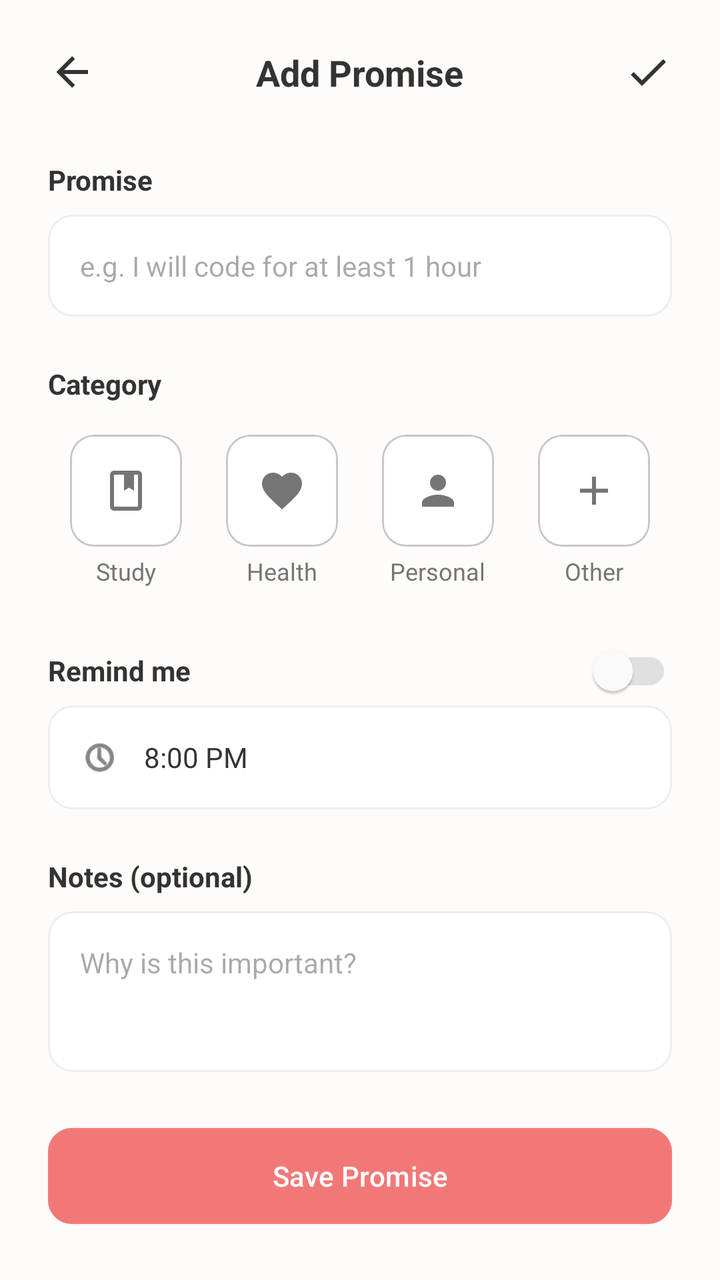
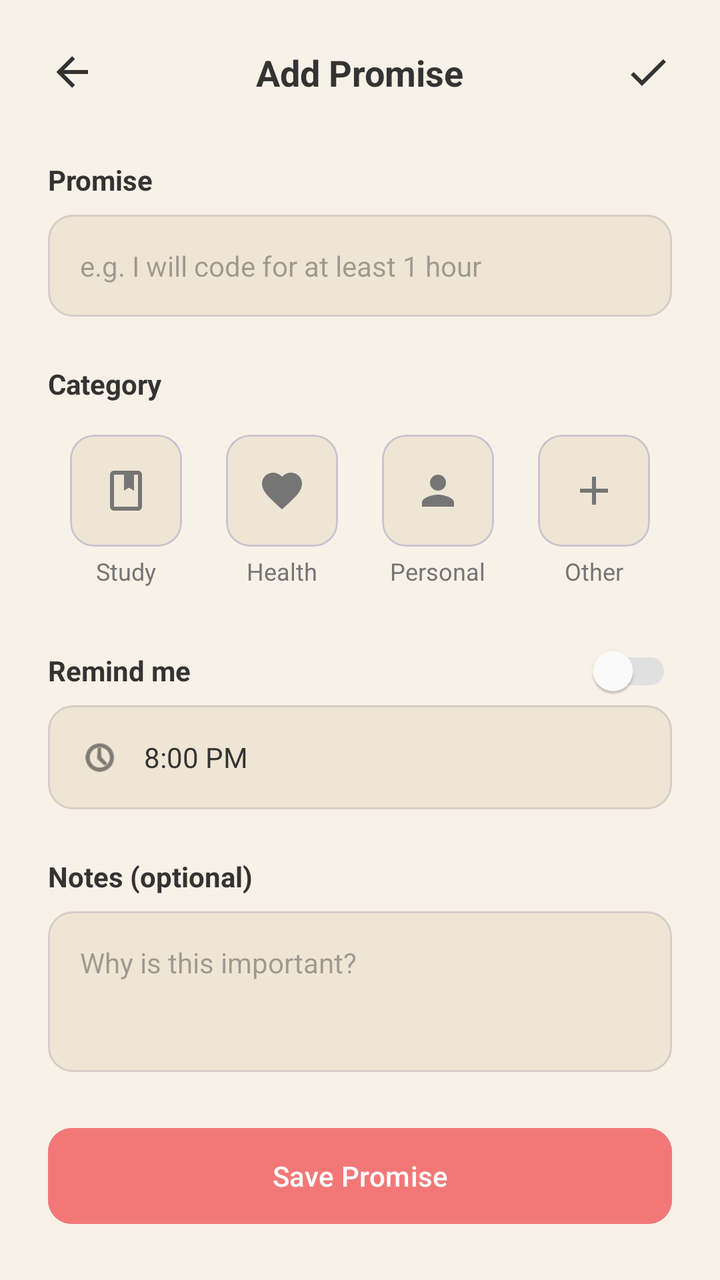

Before-and-after screenshots of an Android layout around one commit, followed by the original layout XML and the change that was made.
<!-- AndroidManifest.xml: application theme Theme.PromiseKeeper -->
<!-- res/layout/fragment_add_promise.xml -->
<?xml version="1.0" encoding="utf-8"?>
<androidx.constraintlayout.widget.ConstraintLayout xmlns:android="http://schemas.android.com/apk/res/android"
    xmlns:app="http://schemas.android.com/apk/res-auto"
    xmlns:tools="http://schemas.android.com/tools"
    android:layout_width="match_parent"
    android:layout_height="match_parent"
    android:background="@color/bg_soft"
    android:padding="24dp"
    android:clickable="true"
    android:focusable="true">

    <ImageView
        android:id="@+id/btnBack"
        android:layout_width="24dp"
        android:layout_height="24dp"
        android:src="@drawable/ic_back_arrow"
        app:layout_constraintStart_toStartOf="parent"
        app:layout_constraintTop_toTopOf="parent"
        app:tint="@color/text_dark"
        android:contentDescription="@string/menu_desc" />

    <TextView
        android:id="@+id/tvTitle"
        android:layout_width="wrap_content"
        android:layout_height="wrap_content"
        android:text="Add Promise"
        android:textColor="@color/text_dark"
        android:textSize="18sp"
        android:textStyle="bold"
        app:layout_constraintBottom_toBottomOf="@id/btnBack"
        app:layout_constraintEnd_toEndOf="parent"
        app:layout_constraintStart_toStartOf="parent"
        app:layout_constraintTop_toTopOf="@id/btnBack" />

    <ImageView
        android:id="@+id/btnDone"
        android:layout_width="24dp"
        android:layout_height="24dp"
        android:src="@drawable/ic_check"
        app:layout_constraintEnd_toEndOf="parent"
        app:layout_constraintTop_toTopOf="parent"
        app:tint="@color/text_dark"
        android:contentDescription="@string/menu_desc" />

    <TextView
        android:id="@+id/labelPromise"
        android:layout_width="wrap_content"
        android:layout_height="wrap_content"
        android:layout_marginTop="32dp"
        android:text="Promise"
        android:textColor="@color/text_dark"
        android:textStyle="bold"
        app:layout_constraintStart_toStartOf="parent"
        app:layout_constraintTop_toBottomOf="@id/tvTitle" />

    <EditText
        android:id="@+id/etPromise"
        android:layout_width="match_parent"
        android:layout_height="wrap_content"
        android:layout_marginTop="8dp"
        android:background="@drawable/bg_input_field"
        android:hint="e.g. I will code for at least 1 hour"
        android:padding="16dp"
        android:textSize="14sp"
        android:maxLength="100"
        android:importantForAutofill="no"
        android:inputType="textCapSentences"
        app:layout_constraintTop_toBottomOf="@id/labelPromise" />

    <TextView
        android:id="@+id/labelCategory"
        android:layout_width="wrap_content"
        android:layout_height="wrap_content"
        android:layout_marginTop="24dp"
        android:text="Category"
        android:textColor="@color/text_dark"
        android:textStyle="bold"
        app:layout_constraintStart_toStartOf="parent"
        app:layout_constraintTop_toBottomOf="@id/etPromise" />

    <LinearLayout
        android:id="@+id/layoutCategories"
        android:layout_width="match_parent"
        android:layout_height="wrap_content"
        android:layout_marginTop="16dp"
        android:gravity="center"
        android:orientation="horizontal"
        app:layout_constraintTop_toBottomOf="@id/labelCategory">

        <LinearLayout
            android:id="@+id/btnStudy"
            android:layout_width="0dp"
            android:layout_height="wrap_content"
            android:layout_weight="1"
            android:gravity="center"
            android:orientation="vertical">
            <com.google.android.material.card.MaterialCardView
                android:layout_width="56dp"
                android:layout_height="56dp"
                app:cardBackgroundColor="@color/white"
                app:cardCornerRadius="12dp"
                app:cardElevation="0dp">
                <ImageView
                    android:layout_width="24dp"
                    android:layout_height="24dp"
                    android:layout_gravity="center"
                    android:src="@drawable/ic_study"
                    app:tint="@color/text_gray"
                    android:contentDescription="Study" />
            </com.google.android.material.card.MaterialCardView>
            <TextView
                android:layout_width="wrap_content"
                android:layout_height="wrap_content"
                android:layout_marginTop="4dp"
                android:text="Study"
                android:textSize="12sp"
                android:textColor="@color/text_gray" />
        </LinearLayout>

        <LinearLayout
            android:id="@+id/btnHealth"
            android:layout_width="0dp"
            android:layout_height="wrap_content"
            android:layout_weight="1"
            android:gravity="center"
            android:orientation="vertical">
            <com.google.android.material.card.MaterialCardView
                android:layout_width="56dp"
                android:layout_height="56dp"
                app:cardBackgroundColor="@color/white"
                app:cardCornerRadius="12dp"
                app:cardElevation="0dp">
                <ImageView
                    android:layout_width="24dp"
                    android:layout_height="24dp"
                    android:layout_gravity="center"
                    android:src="@drawable/ic_health"
                    app:tint="@color/text_gray"
                    android:contentDescription="Health" />
            </com.google.android.material.card.MaterialCardView>
            <TextView
                android:layout_width="wrap_content"
                android:layout_height="wrap_content"
                android:layout_marginTop="4dp"
                android:text="Health"
                android:textSize="12sp"
                android:textColor="@color/text_gray" />
        </LinearLayout>

        <LinearLayout
            android:id="@+id/btnPersonal"
            android:layout_width="0dp"
            android:layout_height="wrap_content"
            android:layout_weight="1"
            android:gravity="center"
            android:orientation="vertical">
            <com.google.android.material.card.MaterialCardView
                android:layout_width="56dp"
                android:layout_height="56dp"
                app:cardBackgroundColor="@color/white"
                app:cardCornerRadius="12dp"
                app:cardElevation="0dp">
                <ImageView
                    android:layout_width="24dp"
                    android:layout_height="24dp"
                    android:layout_gravity="center"
                    android:src="@drawable/ic_personal"
                    app:tint="@color/text_gray"
                    android:contentDescription="Personal" />
            </com.google.android.material.card.MaterialCardView>
            <TextView
                android:layout_width="wrap_content"
                android:layout_height="wrap_content"
                android:layout_marginTop="4dp"
                android:text="Personal"
                android:textSize="12sp"
                android:textColor="@color/text_gray" />
        </LinearLayout>

        <LinearLayout
            android:id="@+id/btnOther"
            android:layout_width="0dp"
            android:layout_height="wrap_content"
            android:layout_weight="1"
            android:gravity="center"
            android:orientation="vertical">
            <com.google.android.material.card.MaterialCardView
                android:layout_width="56dp"
                android:layout_height="56dp"
                app:cardBackgroundColor="@color/white"
                app:cardCornerRadius="12dp"
                app:cardElevation="0dp">
                <ImageView
                    android:layout_width="24dp"
                    android:layout_height="24dp"
                    android:layout_gravity="center"
                    android:src="@drawable/ic_other"
                    app:tint="@color/text_gray"
                    android:contentDescription="Other" />
            </com.google.android.material.card.MaterialCardView>
            <TextView
                android:layout_width="wrap_content"
                android:layout_height="wrap_content"
                android:layout_marginTop="4dp"
                android:text="Other"
                android:textSize="12sp"
                android:textColor="@color/text_gray" />
        </LinearLayout>
    </LinearLayout>

    <TextView
        android:id="@+id/labelRemind"
        android:layout_width="wrap_content"
        android:layout_height="wrap_content"
        android:layout_marginTop="32dp"
        android:text="Remind me"
        android:textColor="@color/text_dark"
        android:textStyle="bold"
        app:layout_constraintStart_toStartOf="parent"
        app:layout_constraintTop_toBottomOf="@id/layoutCategories" />

    <com.google.android.material.switchmaterial.SwitchMaterial
        android:id="@+id/switchRemind"
        android:layout_width="wrap_content"
        android:layout_height="wrap_content"
        app:thumbTint="@color/white"
        app:trackTint="@color/switch_track_selector"
        app:layout_constraintBottom_toBottomOf="@id/labelRemind"
        app:layout_constraintEnd_toEndOf="parent"
        app:layout_constraintTop_toTopOf="@id/labelRemind" />

    <LinearLayout
        android:id="@+id/btnTimePicker"
        android:layout_width="match_parent"
        android:layout_height="wrap_content"
        android:layout_marginTop="8dp"
        android:background="@drawable/bg_input_field"
        android:gravity="center_vertical"
        android:padding="16dp"
        app:layout_constraintTop_toBottomOf="@id/labelRemind">
        <ImageView
            android:layout_width="20dp"
            android:layout_height="20dp"
            android:src="@android:drawable/ic_menu_recent_history"
            app:tint="@color/text_dark"
            android:contentDescription="Time" />
        <TextView
            android:id="@+id/tvTime"
            android:layout_width="wrap_content"
            android:layout_height="wrap_content"
            android:layout_marginStart="12dp"
            android:text="8:00 PM"
            android:textColor="@color/text_dark"
            android:textSize="14sp" />
    </LinearLayout>

    <TextView
        android:id="@+id/labelNotes"
        android:layout_width="wrap_content"
        android:layout_height="wrap_content"
        android:layout_marginTop="24dp"
        android:text="Notes (optional)"
        android:textColor="@color/text_dark"
        android:textStyle="bold"
        app:layout_constraintStart_toStartOf="parent"
        app:layout_constraintTop_toBottomOf="@id/btnTimePicker" />

    <EditText
        android:id="@+id/etNotes"
        android:layout_width="match_parent"
        android:layout_height="0dp"
        android:layout_marginTop="8dp"
        android:layout_marginBottom="24dp"
        android:background="@drawable/bg_input_field"
        android:gravity="top"
        android:hint="Why is this important?"
        android:padding="16dp"
        android:textSize="14sp"
        android:maxLength="500"
        android:importantForAutofill="no"
        android:inputType="textMultiLine"
        app:layout_constraintBottom_toTopOf="@id/btnSave"
        app:layout_constraintTop_toBottomOf="@id/labelNotes" />

    <com.google.android.material.button.MaterialButton
        android:id="@+id/btnSave"
        android:layout_width="match_parent"
        android:layout_height="56dp"
        android:backgroundTint="@color/accent_red"
        android:text="Save Promise"
        android:textAllCaps="false"
        app:cornerRadius="12dp"
        app:layout_constraintBottom_toBottomOf="parent" />

    <ProgressBar
        android:id="@+id/progressBar"
        android:layout_width="wrap_content"
        android:layout_height="wrap_content"
        android:visibility="gone"
        android:indeterminateTint="@color/accent_red"
        app:layout_constraintTop_toTopOf="parent"
        app:layout_constraintBottom_toBottomOf="parent"
        app:layout_constraintStart_toStartOf="parent"
        app:layout_constraintEnd_toEndOf="parent" />

</androidx.constraintlayout.widget.ConstraintLayout>
<!-- resources referenced by this layout -->
<resources>
  <color name="accent_red">#F27878</color>
  <color name="bg_soft">#FFFBF9</color>
  <color name="text_dark">#333333</color>
  <color name="text_gray">#757575</color>
  <color name="white">#FFFFFFFF</color>
  <!-- drawable bg_input_field (drawable) -->
  <?xml version="1.0" encoding="utf-8"?>
  <shape xmlns:android="http://schemas.android.com/apk/res/android">
      <solid android:color="@color/white" />
      <stroke android:width="1dp" android:color="@color/light_gray" />
      <corners android:radius="12dp" />
  </shape>
  <!-- drawable ic_back_arrow (drawable) -->
  <vector xmlns:android="http://schemas.android.com/apk/res/android"
      android:width="24dp"
      android:height="24dp"
      android:viewportWidth="24"
      android:viewportHeight="24">
      <path
          android:fillColor="#000000"
          android:pathData="M20,11V13H8L13.5,18.5L12.08,19.92L4.16,12L12.08,4.08L13.5,5.5L8,11H20Z" />
  </vector>
  <!-- drawable ic_check (drawable) -->
  <vector xmlns:android="http://schemas.android.com/apk/res/android"
      android:width="24dp"
      android:height="24dp"
      android:viewportWidth="24"
      android:viewportHeight="24">
      <path
          android:fillColor="#000000"
          android:pathData="M9,16.17L4.83,12l-1.42,1.41L9,19 21,7l-1.41-1.41z" />
  </vector>
  <!-- drawable ic_health (drawable) -->
  <vector xmlns:android="http://schemas.android.com/apk/res/android"
      android:width="24dp"
      android:height="24dp"
      android:viewportWidth="24"
      android:viewportHeight="24">
      <path
          android:fillColor="#000000"
          android:pathData="M12,21.35l-1.45,-1.32C5.4,15.36 2,12.28 2,8.5 2,5.42 4.42,3 7.5,3c1.74,0 3.41,0.81 4.5,2.09C13.09,3.81 14.76,3 16.5,3 19.58,3 22,5.42 22,8.5c0,3.78 -3.4,6.86 -8.55,11.54L12,21.35z"/>
  </vector>
  <!-- drawable ic_other (drawable) -->
  <vector xmlns:android="http://schemas.android.com/apk/res/android"
      android:width="24dp"
      android:height="24dp"
      android:viewportWidth="24"
      android:viewportHeight="24">
      <path
          android:fillColor="#000000"
          android:pathData="M19,13h-6v6h-2v-6H5v-2h6V5h2v6h6v2z"/>
  </vector>
  <!-- drawable ic_personal (drawable) -->
  <vector xmlns:android="http://schemas.android.com/apk/res/android"
      android:width="24dp"
      android:height="24dp"
      android:viewportWidth="24"
      android:viewportHeight="24">
      <path
          android:fillColor="#000000"
          android:pathData="M12,12c2.21,0 4,-1.79 4,-4s-1.79,-4 -4,-4 -4,1.79 -4,4 1.79,4 4,4zM12,14c-2.67,0 -8,1.34 -8,4v2h16v-2c0,-2.66 -5.33,-4 -8,-4z"/>
  </vector>
  <!-- drawable ic_study (drawable) -->
  <vector xmlns:android="http://schemas.android.com/apk/res/android"
      android:width="24dp"
      android:height="24dp"
      android:viewportWidth="24"
      android:viewportHeight="24">
      <path
          android:fillColor="#000000"
          android:pathData="M18,2L6,2c-1.1,0 -2,0.9 -2,2v16c0,1.1 0.9,2 2,2h12c1.1,0 2,-0.9 2,-2L20,4c0,-1.1 -0.9,-2 -2,-2zM18,20L6,20L6,4h5v8l2.5,-1.5L16,12L16,4h2v16z"/>
  </vector>
  <string name="menu_desc">Menu</string>
  <style name="Theme.PromiseKeeper" parent="Base.Theme.PromiseKeeper" />
  <color name="light_gray">#EEEEEE</color>
  <style name="Base.Theme.PromiseKeeper" parent="Theme.Material3.DayNight.NoActionBar">
          
          <item name="colorPrimary">@color/accent_red</item>
      </style>
</resources>

<!-- the commit's change to res/layout/fragment_add_promise.xml (unified diff, before → after) -->
@@ -97,7 +97,7 @@
             <com.google.android.material.card.MaterialCardView
                 android:layout_width="56dp"
                 android:layout_height="56dp"
-                app:cardBackgroundColor="@color/white"
+                app:cardBackgroundColor="@color/card_tan"
                 app:cardCornerRadius="12dp"
                 app:cardElevation="0dp">
                 <ImageView
@@ -127,7 +127,7 @@
             <com.google.android.material.card.MaterialCardView
                 android:layout_width="56dp"
                 android:layout_height="56dp"
-                app:cardBackgroundColor="@color/white"
+                app:cardBackgroundColor="@color/card_tan"
                 app:cardCornerRadius="12dp"
                 app:cardElevation="0dp">
                 <ImageView
@@ -157,7 +157,7 @@
             <com.google.android.material.card.MaterialCardView
                 android:layout_width="56dp"
                 android:layout_height="56dp"
-                app:cardBackgroundColor="@color/white"
+                app:cardBackgroundColor="@color/card_tan"
                 app:cardCornerRadius="12dp"
                 app:cardElevation="0dp">
                 <ImageView
@@ -187,7 +187,7 @@
             <com.google.android.material.card.MaterialCardView
                 android:layout_width="56dp"
                 android:layout_height="56dp"
-                app:cardBackgroundColor="@color/white"
+                app:cardBackgroundColor="@color/card_tan"
                 app:cardCornerRadius="12dp"
                 app:cardElevation="0dp">
                 <ImageView
<!-- resource entries referenced after the edit -->
@@ -1,14 +1,15 @@
 <!-- resources referenced by this layout -->
 <resources>
   <color name="accent_red">#F27878</color>
-  <color name="bg_soft">#FFFBF9</color>
+  <color name="bg_soft">#F8F1E7</color>
+  <color name="card_tan">#EFE5D5</color>
   <color name="text_dark">#333333</color>
   <color name="text_gray">#757575</color>
   <color name="white">#FFFFFFFF</color>
   <!-- drawable bg_input_field (drawable) -->
   <?xml version="1.0" encoding="utf-8"?>
   <shape xmlns:android="http://schemas.android.com/apk/res/android">
-      <solid android:color="@color/white" />
+      <solid android:color="@color/card_tan" />
       <stroke android:width="1dp" android:color="@color/light_gray" />
       <corners android:radius="12dp" />
   </shape>
@@ -74,10 +75,13 @@
   </vector>
   <string name="menu_desc">Menu</string>
   <style name="Theme.PromiseKeeper" parent="Base.Theme.PromiseKeeper" />
-  <color name="light_gray">#EEEEEE</color>
+  <color name="light_gray">#D7CCC8</color>
   <style name="Base.Theme.PromiseKeeper" parent="Theme.Material3.DayNight.NoActionBar">
           
           <item name="colorPrimary">@color/accent_red</item>
+          <item name="android:navigationBarColor">@color/nav_tan_gray</item>
+          <item name="android:windowLightNavigationBar">true</item>
       </style>
+  <color name="nav_tan_gray">#E5DED2</color>
 </resources>
 
